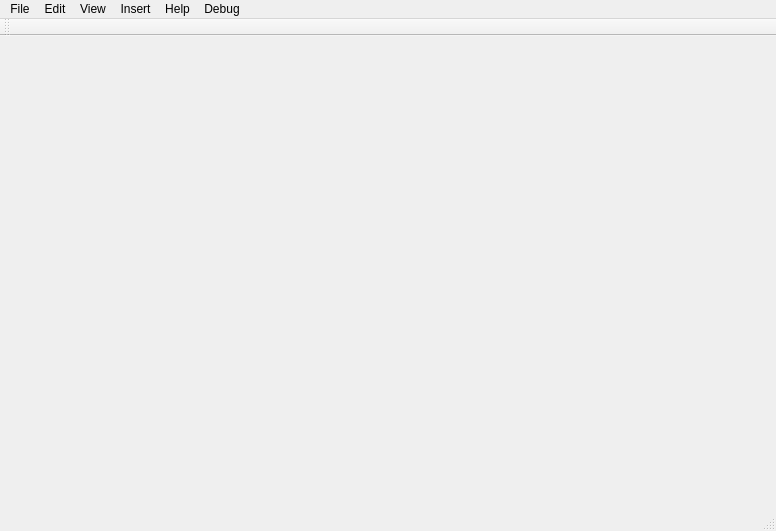
First picture: the form in pkdiagram/mainwindow.ui, repository patrickkidd/familydiagram, before the edit.
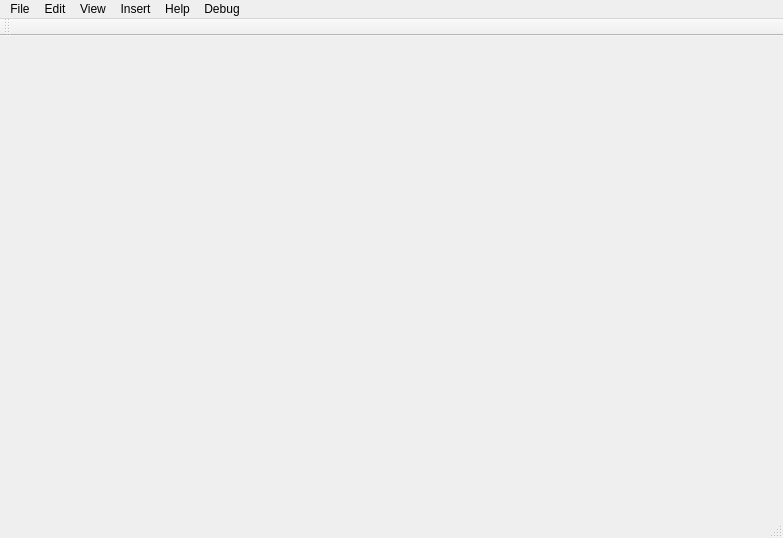
Second picture: the form after the edit.

```diff
--- a/pkdiagram/mainwindow.ui
+++ b/pkdiagram/mainwindow.ui
@@ -6,8 +6,8 @@
    <rect>
     <x>0</x>
     <y>0</y>
-    <width>776</width>
-    <height>531</height>
+    <width>783</width>
+    <height>538</height>
    </rect>
   </property>
   <property name="minimumSize">
@@ -37,7 +37,7 @@
     <rect>
      <x>0</x>
      <y>0</y>
-     <width>776</width>
+     <width>783</width>
      <height>21</height>
     </rect>
    </property>
```
Left out of the diff: 12 changed lines with no effect on the pictures.
